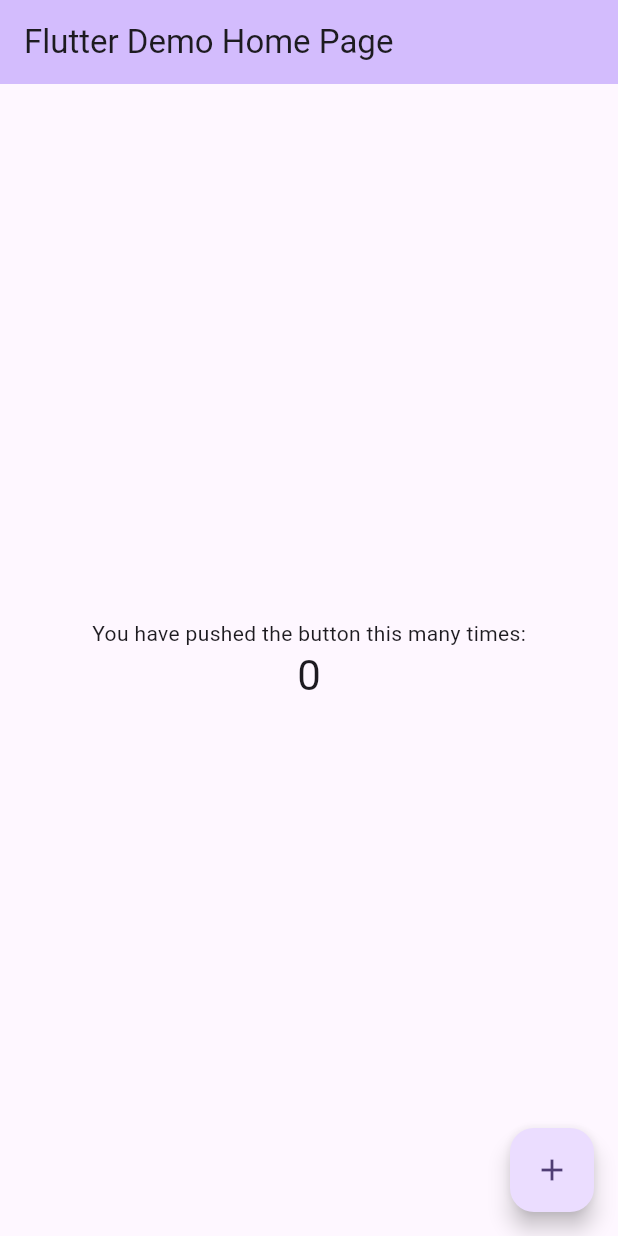
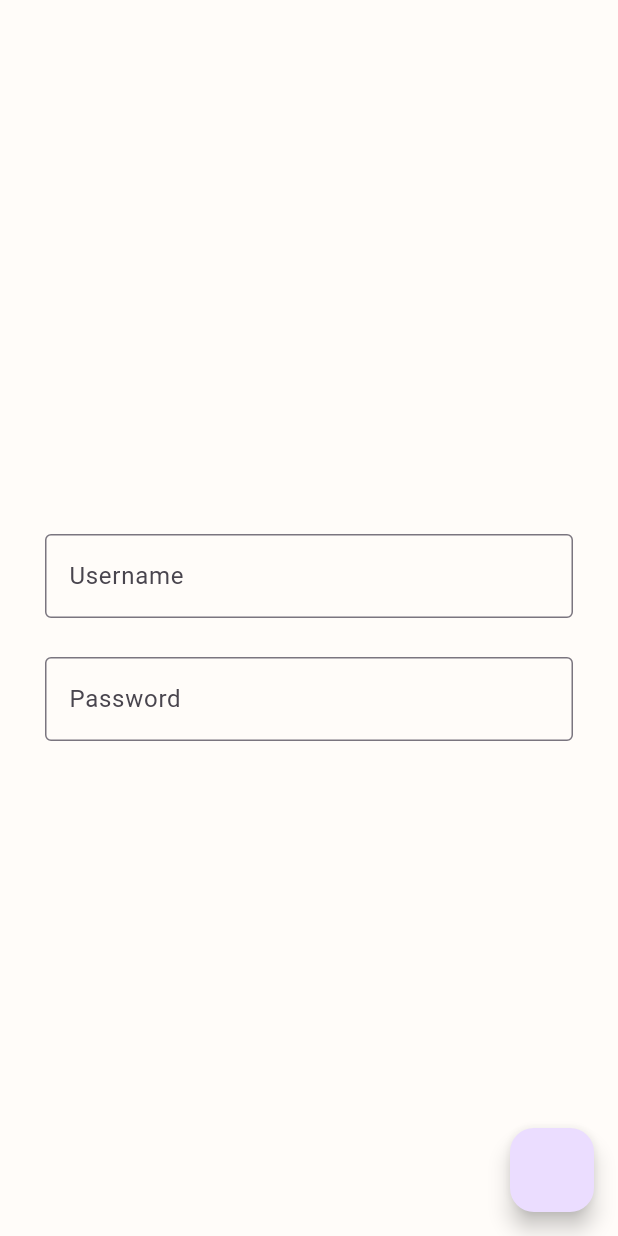
Before and after one commit to vomisa29/Moviles_T45, a Flutter app: the screen it shows after launch, on a phone screen of 412 x 824 dp. Run offline on Flutter 3.47's test engine with Material 3 defaults, Android fonts, the phone set to English and light mode, and no system bars.

Commit message:
Setup App

```diff
--- /dev/null
+++ b/flutterapp/lib/login.dart
@@ -0,0 +1,56 @@
+import 'dart:io';
+
+import 'package:flutter/material.dart';
+
+class LoginPage extends StatefulWidget {
+  const LoginPage({super.key});
+
+  @override
+  _LoginPageState createState() => _LoginPageState();
+}
+
+class _LoginPageState extends State<LoginPage> {
+
+  final _usernameController = TextEditingController();
+  final _passwordController = TextEditingController();
+
+  @override
+  Widget build(BuildContext context) {
+    return Scaffold(
+      //Most of the structure is here
+      body:Center(
+        child: Padding(
+          padding: const EdgeInsets.all(30.0),
+            child: Column(
+              mainAxisAlignment: MainAxisAlignment.center,
+              crossAxisAlignment: CrossAxisAlignment.center,
+              children: [
+                //Image.file(File("./Images/Logo_app_SportLink.png")),
+                SizedBox(height: 26),
+                TextField(
+                  controller: _usernameController,
+                  decoration: InputDecoration(
+                  labelText: 'Username',
+                  border: OutlineInputBorder(),
+                  ),
+                ),
+                SizedBox(height: 26),
+                TextField(
+                  controller: _passwordController,
+                  decoration: InputDecoration(
+                  labelText: 'Password',
+                  border: OutlineInputBorder(),
+                  ),
+                ),
+              ],
+            )
+          )
+      ),
+      backgroundColor: const Color.fromARGB(255, 255, 252, 249),
+      floatingActionButton: FloatingActionButton(
+        onPressed: () => (),
+      ),
+    );
+  }
+
+}
--- a/flutterapp/lib/main.dart
+++ b/flutterapp/lib/main.dart
@@ -1,4 +1,5 @@
 import 'package:flutter/material.dart';
+import "login.dart";
 
 void main() {
   runApp(const MyApp());
@@ -30,93 +31,7 @@ class MyApp extends StatelessWidget {
         // tested with just a hot reload.
         colorScheme: ColorScheme.fromSeed(seedColor: Colors.deepPurple),
       ),
-      home: const MyHomePage(title: 'Flutter Demo Home Page'),
+      home: const LoginPage(),
     );
   }
 }
-
-class MyHomePage extends StatefulWidget {
-  const MyHomePage({super.key, required this.title});
-
-  // This widget is the home page of your application. It is stateful, meaning
-  // that it has a State object (defined below) that contains fields that affect
-  // how it looks.
-
-  // This class is the configuration for the state. It holds the values (in this
-  // case the title) provided by the parent (in this case the App widget) and
-  // used by the build method of the State. Fields in a Widget subclass are
-  // always marked "final".
-
-  final String title;
-
-  @override
-  State<MyHomePage> createState() => _MyHomePageState();
-}
-
-class _MyHomePageState extends State<MyHomePage> {
-  int _counter = 0;
-
-  void _incrementCounter() {
-    setState(() {
-      // This call to setState tells the Flutter framework that something has
-      // changed in this State, which causes it to rerun the build method below
-      // so that the display can reflect the updated values. If we changed
-      // _counter without calling setState(), then the build method would not be
-      // called again, and so nothing would appear to happen.
-      _counter++;
-    });
-  }
-
-  @override
-  Widget build(BuildContext context) {
-    // This method is rerun every time setState is called, for instance as done
-    // by the _incrementCounter method above.
-    //
-    // The Flutter framework has been optimized to make rerunning build methods
-    // fast, so that you can just rebuild anything that needs updating rather
-    // than having to individually change instances of widgets.
-    return Scaffold(
-      appBar: AppBar(
-        // TRY THIS: Try changing the color here to a specific color (to
-        // Colors.amber, perhaps?) and trigger a hot reload to see the AppBar
-        // change color while the other colors stay the same.
-        backgroundColor: Theme.of(context).colorScheme.inversePrimary,
-        // Here we take the value from the MyHomePage object that was created by
-        // the App.build method, and use it to set our appbar title.
-        title: Text(widget.title),
-      ),
-      body: Center(
-        // Center is a layout widget. It takes a single child and positions it
-        // in the middle of the parent.
-        child: Column(
-          // Column is also a layout widget. It takes a list of children and
-          // arranges them vertically. By default, it sizes itself to fit its
-          // children horizontally, and tries to be as tall as its parent.
-          //
-          // Column has various properties to control how it sizes itself and
-          // how it positions its children. Here we use mainAxisAlignment to
-          // center the children vertically; the main axis here is the vertical
-          // axis because Columns are vertical (the cross axis would be
-          // horizontal).
-          //
-          // TRY THIS: Invoke "debug painting" (choose the "Toggle Debug Paint"
-          // action in the IDE, or press "p" in the console), to see the
-          // wireframe for each widget.
-          mainAxisAlignment: MainAxisAlignment.center,
-          children: <Widget>[
-            const Text('You have pushed the button this many times:'),
-            Text(
-              '$_counter',
-              style: Theme.of(context).textTheme.headlineMedium,
-            ),
-          ],
-        ),
-      ),
-      floatingActionButton: FloatingActionButton(
-        onPressed: _incrementCounter,
-        tooltip: 'Increment',
-        child: const Icon(Icons.add),
-      ), // This trailing comma makes auto-formatting nicer for build methods.
-    );
-  }
-}
```
Also changed, not shown: flutterapp/lib/Images/Logo_app_SportLink.png (added), flutterapp/lib/main_view.dart (added), flutterapp/lib/register.dart (added).
